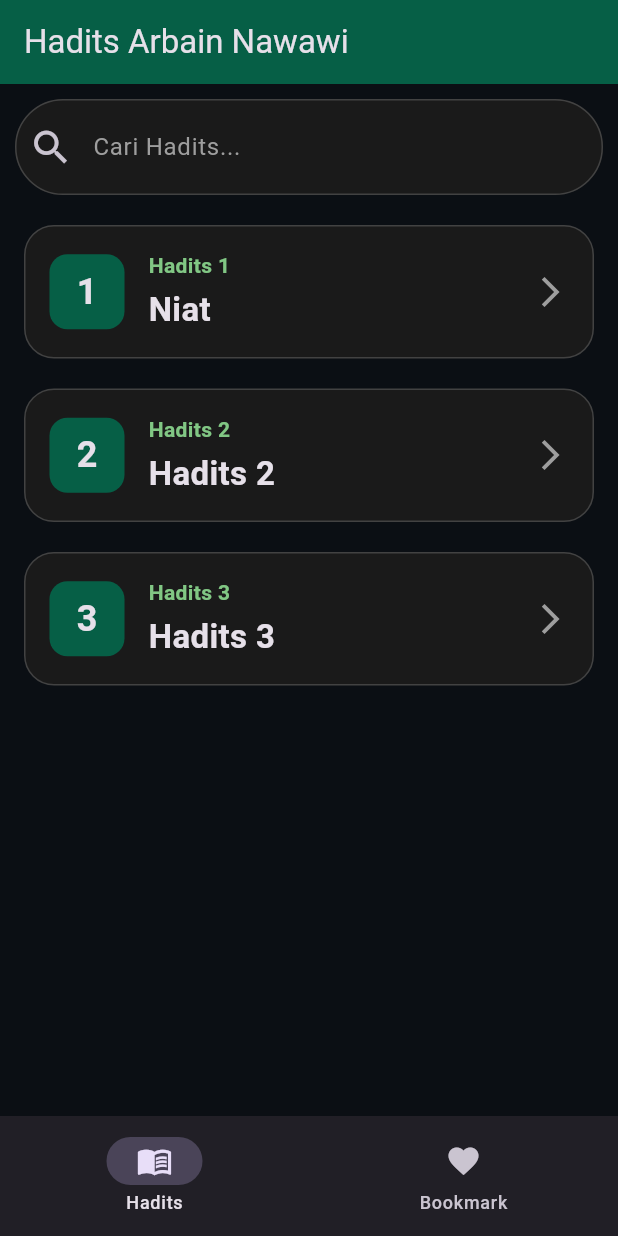
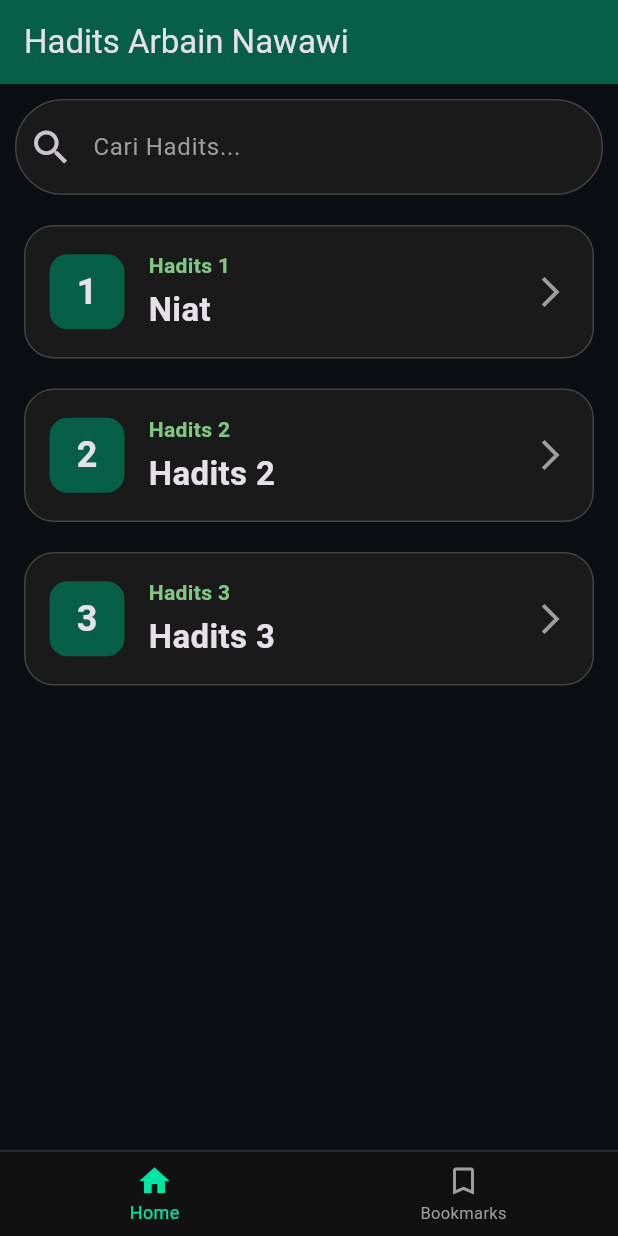
Before and after one commit to azrulfattah336/Aplikasi-Hadits-Arbain-Nawawi, a Flutter app: the screen it shows after launch, on a phone screen of 412 x 824 dp. Run offline on Flutter 3.47's test engine with Material 3 defaults, Android fonts, the phone set to English and light mode, and no system bars; our stand-ins replace shared_preferences.

Commit message:
Memperbarui tampilan bottom navigation

```diff
--- a/lib/screens/home_screen.dart
+++ b/lib/screens/home_screen.dart
@@ -118,7 +118,6 @@ class HomeScreen extends StatefulWidget {
 
         child: ListView.builder(
           itemCount: bookmarkData.length,
-
           itemBuilder: (context, index) {
             return HadithCard(
               hadith: bookmarkData[index],
@@ -127,28 +126,47 @@ class HomeScreen extends StatefulWidget {
         ),
       ),
 
-    bottomNavigationBar: NavigationBar(
-      selectedIndex: selectedIndex,
-      onDestinationSelected: (index) {
+   bottomNavigationBar: Container(
+     decoration: const BoxDecoration(
+       border: Border(
+         top: BorderSide(
+           color: Colors.white12,
+           width: 1.5,
+         ),
+       ),
+     ),
+
+     child: BottomNavigationBar(
+      currentIndex: selectedIndex,
+      onTap: (index) {
         setState(() {
-         selectedIndex = index;
+          selectedIndex = index;
         });
-
         loadBookmarks();
       },
 
-      destinations: const [
-        NavigationDestination(
-          icon: Icon(Icons.menu_book),
-          label: "Hadits",
+      backgroundColor: const Color(0xFF111111),
+      elevation: 0,
+      selectedItemColor: const Color(0xFF00E5A8),
+      unselectedItemColor: Colors.grey,
+      type: BottomNavigationBarType.fixed,
+      selectedFontSize: 12,
+      unselectedFontSize: 11,
+      items: const [
+        BottomNavigationBarItem(
+          icon: Icon(Icons.home_outlined),
+          activeIcon: Icon(Icons.home),
+          label: "Home",
+        ),
+
+        BottomNavigationBarItem(
+          icon: Icon(Icons.bookmark_border),
+          activeIcon: Icon(Icons.bookmark),
+          label: "Bookmarks",
          ),
-
-         NavigationDestination(
-           icon: Icon(Icons.favorite),
-           label: "Bookmark",
-          ),
-        ],
-      ),
+       ],
+     ),
+   ),
     );
   }
 }
```
